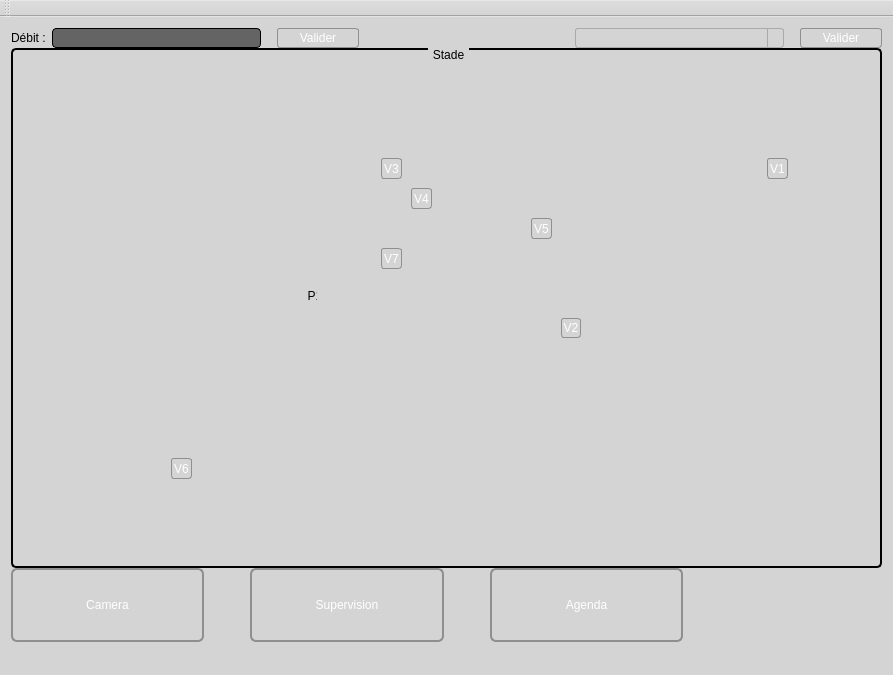
Before: the Qt Designer form mainwindow.ui in CalmettesT/Projet-BTS, drawn with Qt 5.
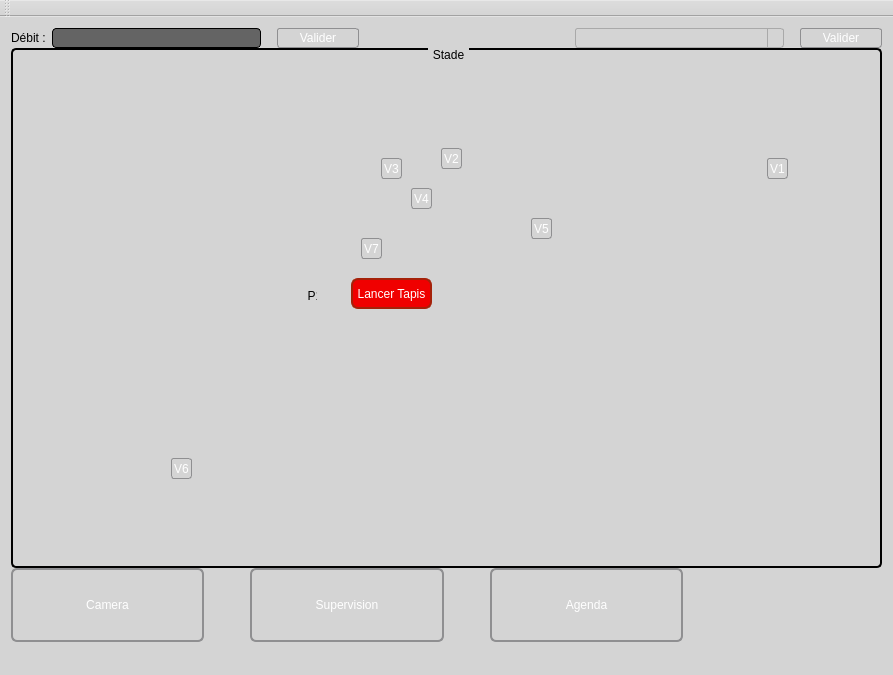
After: the same form once the commit is applied. Icons and pictures are not drawn. Custom widgets are drawn as their Qt base class.

Diff of the .ui file:
```diff
--- a/mainwindow.ui
+++ b/mainwindow.ui
@@ -275,31 +275,6 @@
         <property name="title">
          <string>Stade</string>
         </property>
-        <layout class="QGridLayout" name="gridLayout">
-         <item row="0" column="0">
-          <widget class="QLabel" name="imgParc">
-           <property name="minimumSize">
-            <size>
-             <width>428</width>
-             <height>224</height>
-            </size>
-           </property>
-           <property name="styleSheet">
-            <string notr="true">font: 8pt &quot;MS Shell Dlg 2&quot;;
-image: url(:/img/parc.jpg);</string>
-           </property>
-           <property name="text">
-            <string/>
-           </property>
-           <property name="scaledContents">
-            <bool>true</bool>
-           </property>
-           <property name="alignment">
-            <set>Qt::AlignJustify|Qt::AlignVCenter</set>
-           </property>
-          </widget>
-         </item>
-        </layout>
         <widget class="QPushButton" name="BoutonVanne3">
          <property name="geometry">
           <rect>
@@ -521,8 +496,8 @@
         <widget class="QPushButton" name="BoutonVanne7">
          <property name="geometry">
           <rect>
-           <x>370</x>
-           <y>200</y>
+           <x>350</x>
+           <y>190</y>
            <width>21</width>
            <height>21</height>
           </rect>
@@ -583,10 +558,10 @@
         <widget class="QPushButton" name="BoutonVanne2">
          <property name="geometry">
           <rect>
-           <x>550</x>
-           <y>270</y>
-           <width>20</width>
-           <height>20</height>
+           <x>430</x>
+           <y>100</y>
+           <width>21</width>
+           <height>21</height>
           </rect>
          </property>
          <property name="sizePolicy">
@@ -629,6 +604,55 @@
           <string>V2</string>
          </property>
         </widget>
+        <widget class="QLabel" name="imgParc">
+         <property name="geometry">
+          <rect>
+           <x>12</x>
+           <y>21</y>
+           <width>851</width>
+           <height>471</height>
+          </rect>
+         </property>
+         <property name="minimumSize">
+          <size>
+           <width>428</width>
+           <height>224</height>
+          </size>
+         </property>
+         <property name="styleSheet">
+          <string notr="true">font: 8pt &quot;MS Shell Dlg 2&quot;;
+image: url(:/img/parc.jpg);</string>
+         </property>
+         <property name="text">
+          <string/>
+         </property>
+         <property name="scaledContents">
+          <bool>true</bool>
+         </property>
+         <property name="alignment">
+          <set>Qt::AlignJustify|Qt::AlignVCenter</set>
+         </property>
+        </widget>
+        <widget class="QPushButton" name="ArreterTapis">
+         <property name="geometry">
+          <rect>
+           <x>340</x>
+           <y>230</y>
+           <width>81</width>
+           <height>31</height>
+          </rect>
+         </property>
+         <property name="styleSheet">
+          <string notr="true">border: 2px solid #A52109;
+background-color: rgb(240, 0, 0);
+color: rgb(255, 255, 255);
+border-radius: 7px;
+font: 75 12pt &quot;Arial&quot;;</string>
+         </property>
+         <property name="text">
+          <string>Lancer Tapis</string>
+         </property>
+        </widget>
         <zorder>imgParc</zorder>
         <zorder>BoutonVanne2</zorder>
         <zorder>BoutonVanne1</zorder>
@@ -638,6 +662,7 @@
         <zorder>BoutonVanne5</zorder>
         <zorder>BoutonVanne7</zorder>
         <zorder>ledPompe1</zorder>
+        <zorder>ArreterTapis</zorder>
        </widget>
       </item>
       <item>
```
